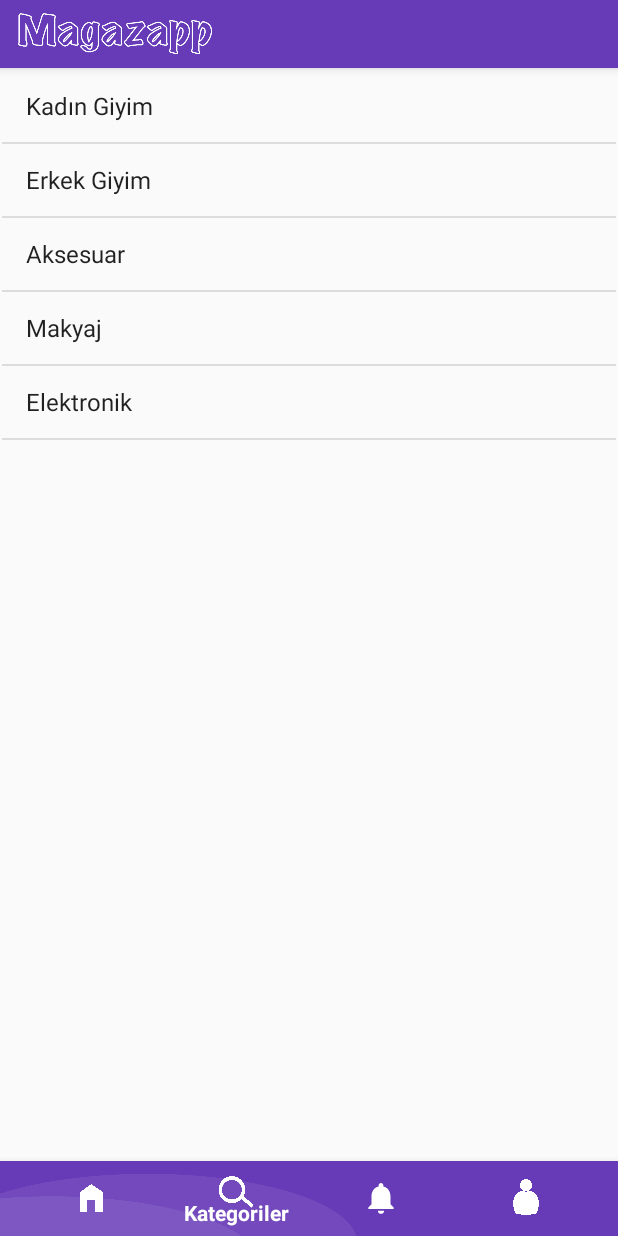
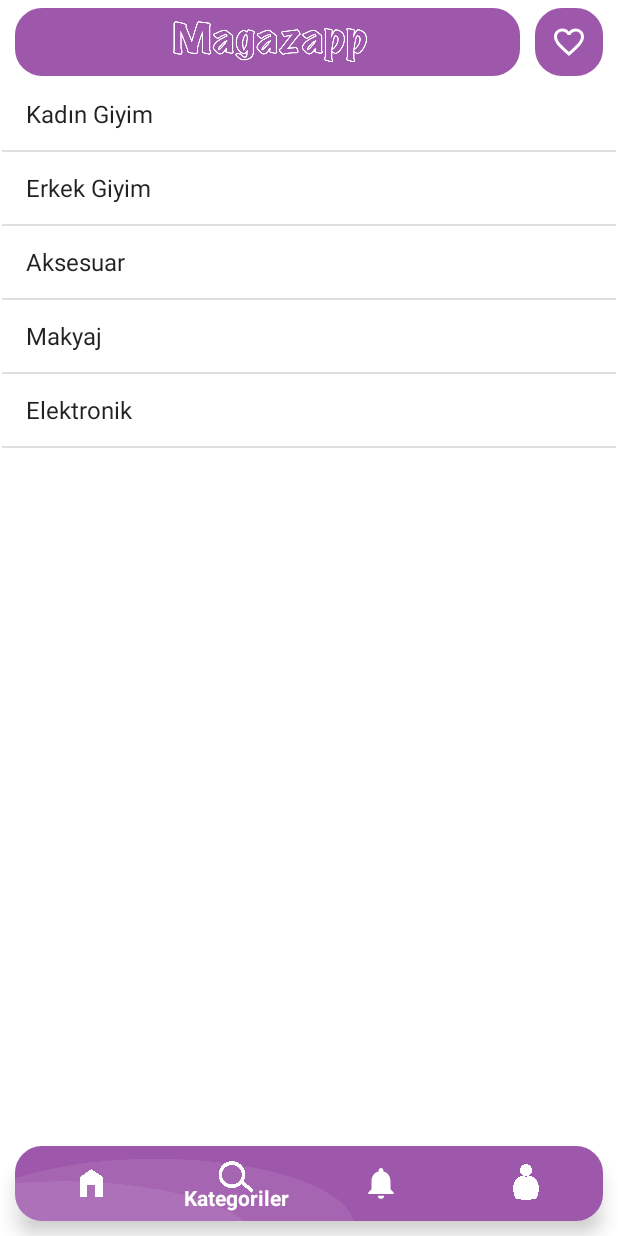
Before and after one commit to turkerontasci/Magazapp, an Android app: the screen it shows after launch (MainActivity), item 2 of the bottom bar chosen, on a phone screen of 412 x 824 dp. Run offline under Robolectric (Android 15) with nearby library versions, the phone set to English and light mode, and no system bars.

Commit message:
UI Transfer

```diff
--- a/app/src/main/java/com/example/deneme/MainActivity.java
+++ b/app/src/main/java/com/example/deneme/MainActivity.java
@@ -8,6 +8,8 @@ import android.support.design.widget.BottomNavigationView;
 import android.support.v4.app.FragmentManager;
 import android.support.v7.app.AppCompatActivity;
 import android.view.MenuItem;
+import android.view.View;
+import android.widget.ImageView;
 
 import com.example.deneme.Fragments.DashboardFragment;
 import com.example.deneme.Fragments.HomeFragment;
@@ -25,6 +27,8 @@ public class MainActivity extends AppCompatActivity {
     final FragmentManager fm = getSupportFragmentManager();
     Fragment active = fragment1;
 
+    ImageView favButton;
+
     @Override
     protected void onCreate(Bundle savedInstanceState) {
         super.onCreate(savedInstanceState);
@@ -32,6 +36,16 @@ public class MainActivity extends AppCompatActivity {
 
         BottomNavigationView navigation = (BottomNavigationView) findViewById(R.id.navigation);
         navigation.setOnNavigationItemSelectedListener(mOnNavigationItemSelectedListener);
+
+        favButton = findViewById(R.id.favorite);
+
+        favButton.setOnClickListener(new View.OnClickListener() {
+            @Override
+            public void onClick(View view) {
+                fm.beginTransaction().hide(active).show(fragment3).commit();
+                active = fragment3;
+            }
+        });
 
         fm.beginTransaction().add(R.id.main_container, fragment5, "5").hide(fragment5).commit();
         fm.beginTransaction().add(R.id.main_container, fragment4, "4").hide(fragment4).commit();
--- a/app/src/main/res/drawable-v24/button_background.xml
+++ b/app/src/main/res/drawable-v24/button_background.xml
@@ -1,10 +1,10 @@
 <?xml version="1.0" encoding="utf-8"?>
 <shape xmlns:android="http://schemas.android.com/apk/res/android" android:shape="rectangle" >
     <corners
-        android:topLeftRadius="20dp"
-        android:topRightRadius="20dp"
-        android:bottomLeftRadius="0dp"
-        android:bottomRightRadius="0dp"
+        android:topLeftRadius="15dp"
+        android:topRightRadius="15dp"
+        android:bottomLeftRadius="15dp"
+        android:bottomRightRadius="15dp"
         />
     <gradient
         android:centerColor="#9E58AB"
--- /dev/null
+++ b/app/src/main/res/drawable/favorite_icon.xml
@@ -0,0 +1,5 @@
+<vector android:height="24dp" android:tint="#FFFFFF"
+    android:viewportHeight="24" android:viewportWidth="24"
+    android:width="24dp" xmlns:android="http://schemas.android.com/apk/res/android">
+    <path android:fillColor="@android:color/white" android:pathData="M16.5,3c-1.74,0 -3.41,0.81 -4.5,2.09C10.91,3.81 9.24,3 7.5,3 4.42,3 2,5.42 2,8.5c0,3.78 3.4,6.86 8.55,11.54L12,21.35l1.45,-1.32C18.6,15.36 22,12.28 22,8.5 22,5.42 19.58,3 16.5,3zM12.1,18.55l-0.1,0.1 -0.1,-0.1C7.14,14.24 4,11.39 4,8.5 4,6.5 5.5,5 7.5,5c1.54,0 3.04,0.99 3.57,2.36h1.87C13.46,5.99 14.96,5 16.5,5c2,0 3.5,1.5 3.5,3.5 0,2.89 -3.14,5.74 -7.9,10.05z"/>
+</vector>
--- a/app/src/main/res/layout/activity_main.xml
+++ b/app/src/main/res/layout/activity_main.xml
@@ -3,6 +3,7 @@
     xmlns:app="http://schemas.android.com/apk/res-auto"
     xmlns:tools="http://schemas.android.com/tools"
     android:id="@+id/container"
+    android:background="#FFFFFF"
     android:layout_width="match_parent"
     android:layout_height="match_parent"
     tools:context=".MainActivity">
@@ -10,9 +11,14 @@
     <android.support.design.widget.AppBarLayout
         android:id="@+id/appBarLayout"
         android:layout_width="match_parent"
-        android:layout_height="wrap_content"
+        android:layout_height="45dp"
+        android:layout_marginTop="5dp"
+        android:layout_marginRight="65dp"
+        android:layout_marginLeft="10dp"
+        android:background="@drawable/button_background"
         android:theme="@style/AppTheme.AppBarOverlay"
-        android:background="#673AB7"
+        android:outlineAmbientShadowColor="#FFFFFF"
+        android:outlineSpotShadowColor="#FFFFFF"
         app:layout_constraintEnd_toEndOf="parent"
         app:layout_constraintStart_toStartOf="parent"
         app:layout_constraintTop_toTopOf="parent">
@@ -20,8 +26,10 @@
         <ImageView
             android:layout_width="150dp"
             android:layout_height="45dp"
-            android:background="#673AB7"
+            android:layout_gravity="center"
+            android:background="#9E58AB"
             android:src="@drawable/ust_third" />
+
 
     </android.support.design.widget.AppBarLayout>
 
@@ -40,7 +48,10 @@
         android:id="@+id/navigation"
         android:layout_width="0dp"
         android:layout_height="50dp"
-        android:background="#673AB7"
+        android:layout_marginBottom="10dp"
+        android:layout_marginLeft="10dp"
+        android:layout_marginRight="10dp"
+        android:background="@drawable/button_background"
         android:foreground="@drawable/alt"
         app:itemIconSize="25dp"
         app:itemIconTint="#ffffff"
@@ -51,4 +62,19 @@
         app:layout_constraintStart_toStartOf="parent"
         app:menu="@menu/navigation" />
 
+    <ImageView
+        android:id="@+id/favorite"
+        android:layout_width="45dp"
+        android:layout_height="45dp"
+        android:layout_marginTop="5dp"
+        android:layout_marginEnd="10dp"
+        android:layout_marginRight="10dp"
+        android:background="@drawable/button_background"
+        android:scaleType="centerInside"
+        android:src="@drawable/favorite_icon"
+        app:layout_constraintBottom_toTopOf="@+id/include11"
+        app:layout_constraintEnd_toEndOf="parent"
+        app:layout_constraintTop_toTopOf="parent" />
+
+
 </android.support.constraint.ConstraintLayout>
```
Also changed, not shown: app/src/main/res/layout/fragment_home.xml (+8 -8 lines).
